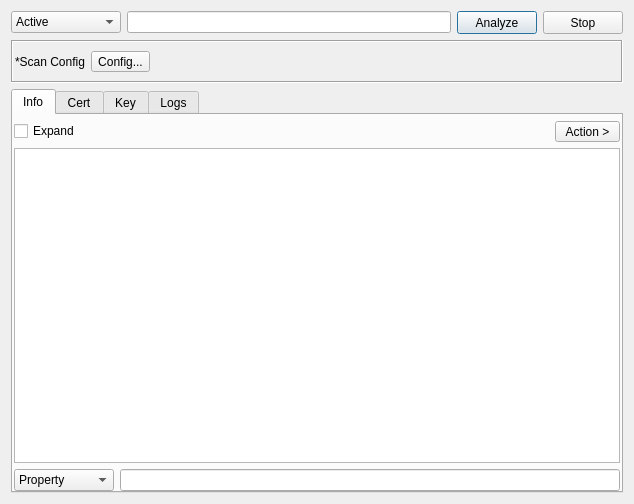
3nock/OTE, file gui/src/tools/CertTool.ui: the form before one commit.
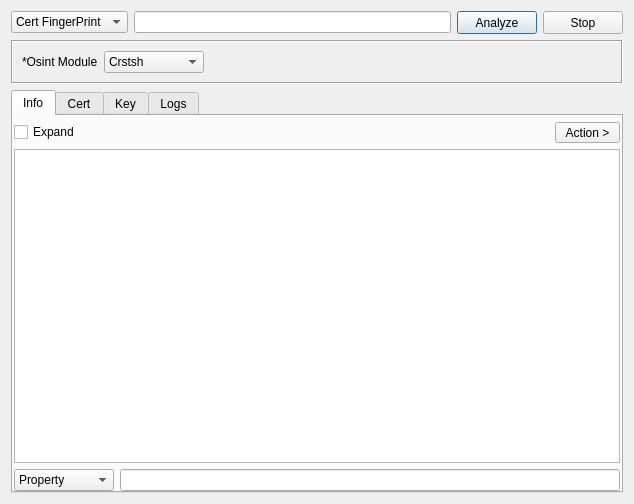
The form after the commit.

Commit message: refactoring mal osint modules...

```diff
--- a/gui/src/tools/CertTool.ui
+++ b/gui/src/tools/CertTool.ui
@@ -26,7 +26,7 @@
        </property>
        <item>
         <property name="text">
-         <string>Active</string>
+         <string>Cert FingerPrint</string>
         </property>
        </item>
        <item>
@@ -88,24 +88,37 @@
       <enum>QFrame::Sunken</enum>
      </property>
      <layout class="QHBoxLayout" name="horizontalLayout_2">
-      <property name="leftMargin">
-       <number>2</number>
-      </property>
-      <property name="rightMargin">
-       <number>2</number>
-      </property>
       <item>
-       <widget class="QLabel" name="label">
+       <widget class="QLabel" name="labelOption">
+        <property name="minimumSize">
+         <size>
+          <width>0</width>
+          <height>0</height>
+         </size>
+        </property>
         <property name="text">
-         <string>*Scan Config</string>
+         <string>*Osint Module</string>
         </property>
        </widget>
       </item>
       <item>
-       <widget class="QToolButton" name="toolButton_2">
-        <property name="text">
-         <string>Config...</string>
+       <widget class="QComboBox" name="comboBoxOption">
+        <property name="minimumSize">
+         <size>
+          <width>100</width>
+          <height>0</height>
+         </size>
         </property>
+        <item>
+         <property name="text">
+          <string>Crstsh</string>
+         </property>
+        </item>
+        <item>
+         <property name="text">
+          <string>Certspotter</string>
+         </property>
+        </item>
        </widget>
       </item>
       <item>
```
Left out of the diff: 4 changed lines with no effect on the pictures. The commit also changes 25 other files.
